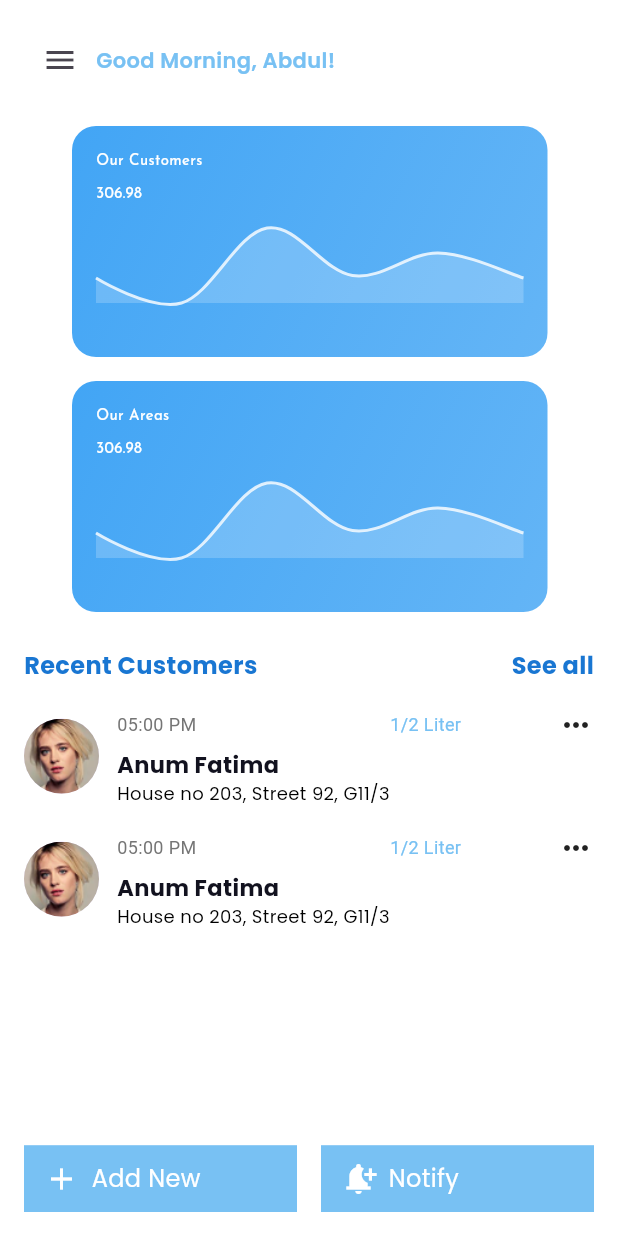
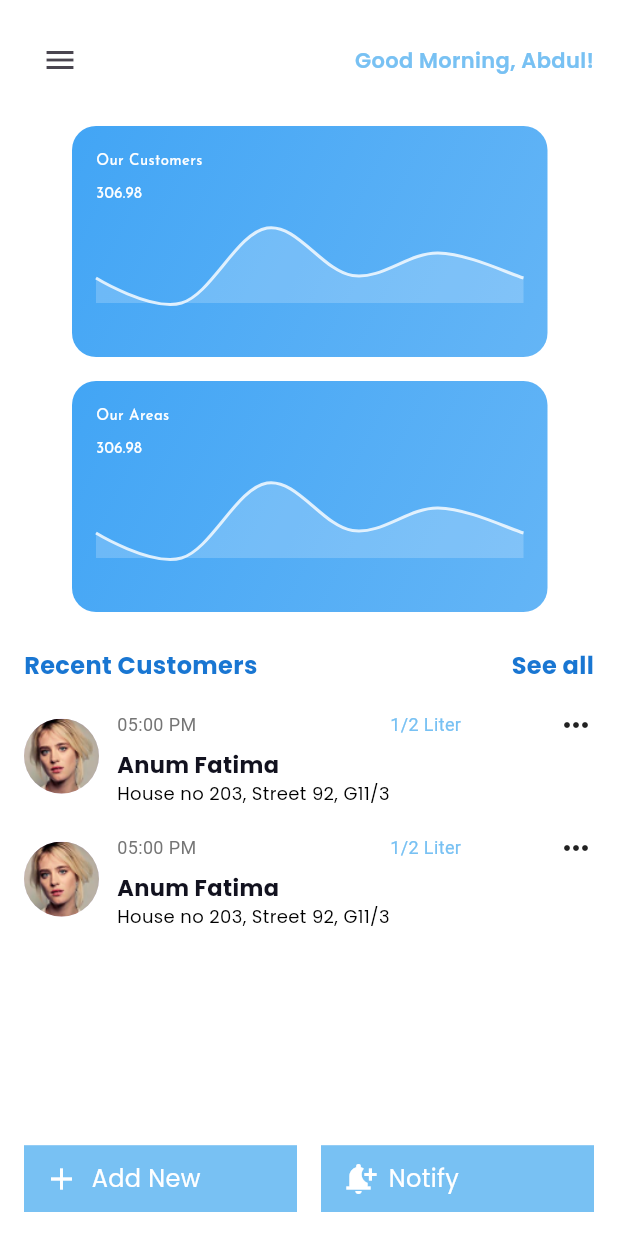
Before and after one commit to yasirzain15/kashmir_milk, a Flutter app: the DashboardScreen screen opened directly, on a phone screen of 412 x 824 dp. Run offline on Flutter 3.47's test engine with Material 3 defaults, Android fonts, the phone set to English and light mode, and no system bars; drawn by our look-alikes of fl_chart; our stand-ins replace cloud_firestore, csv, file_picker, firebase_auth, firebase_core, google_fonts; accounts and stored records are empty.

Commit message:
changes done

```diff
--- a/lib/dashboard.dart
+++ b/lib/dashboard.dart
@@ -41,7 +41,6 @@ class DashboardScreen extends StatelessWidget {
                       ),
                     ),
                   ),
-                  Spacer(),
                 ],
               ),
               const SizedBox(height: 20),
```
Also changed, not shown: 1 other file.
